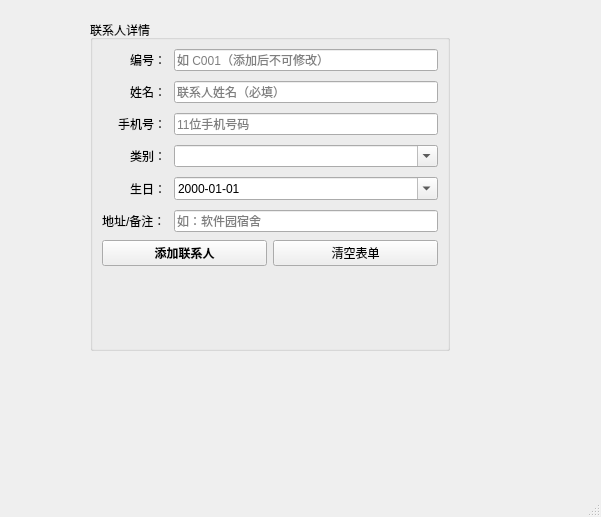
Old version of the form address_list/addnewcontacts.ui in the repository storm-1614/XMUT-programming-practice.
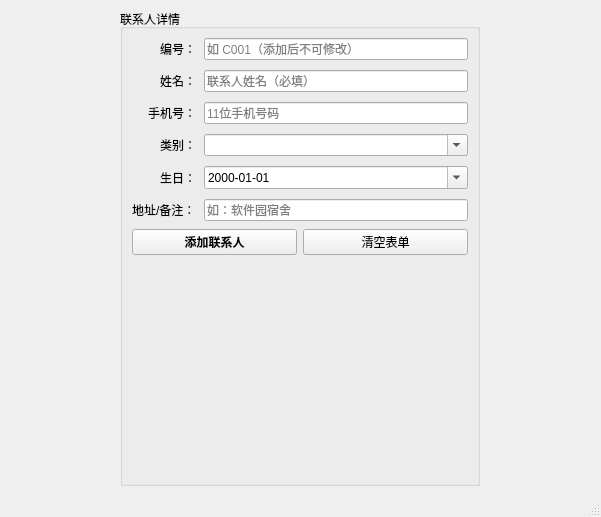
New version of the form.

Diff of the .ui file:
```diff
--- a/address_list/addnewcontacts.ui
+++ b/address_list/addnewcontacts.ui
@@ -20,15 +20,9 @@
    <string>MainWindow</string>
   </property>
   <widget class="QWidget" name="centralwidget">
+   <layout class="QHBoxLayout" name="horizontalLayout">
+    <item>
    <widget class="QGroupBox" name="groupBoxDetail">
-    <property name="geometry">
-     <rect>
-      <x>90</x>
-      <y>20</y>
-      <width>360</width>
-      <height>331</height>
-     </rect>
-    </property>
     <property name="sizePolicy">
      <sizepolicy hsizetype="Expanding" vsizetype="Expanding">
       <horstretch>0</horstretch>
@@ -257,6 +251,8 @@
      </item>
     </layout>
    </widget>
+    </item>
+   </layout>
   </widget>
   <widget class="QMenuBar" name="menubar">
    <property name="geometry">
```
Lines whose indentation alone changed are shown as unchanged.
